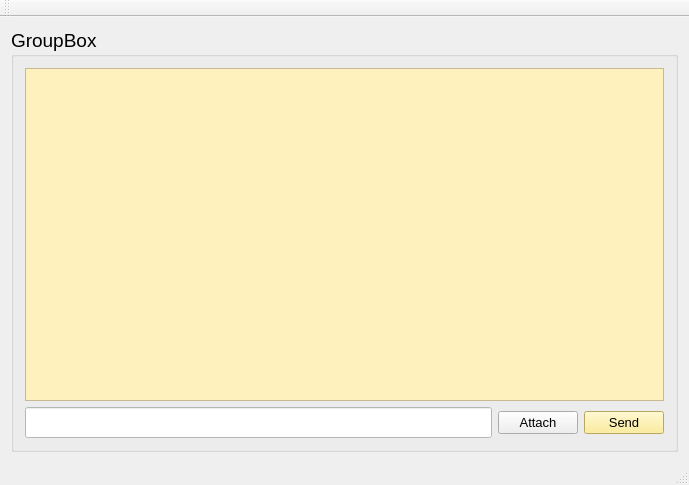
r17v1/connect, file MainClientNew/chatbox.ui: the form before one commit.
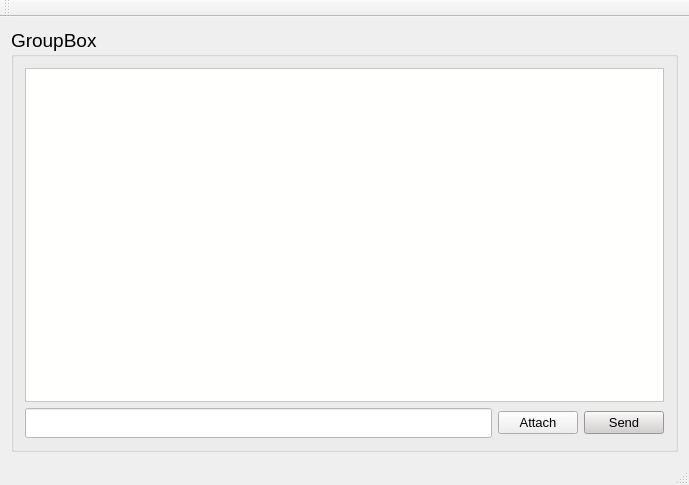
The form after the commit.

```diff
--- a/MainClientNew/chatbox.ui
+++ b/MainClientNew/chatbox.ui
@@ -33,7 +33,7 @@
        <item>
         <widget class="QTextBrowser" name="textBrowser">
          <property name="styleSheet">
-          <string notr="true">background-color: rgb(255, 241, 189)</string>
+          <string notr="true">background-color: rgb(255, 255, 253)</string>
          </property>
         </widget>
        </item>
@@ -43,7 +43,8 @@
           <widget class="QLineEdit" name="lineEdit">
            <property name="font">
             <font>
-             <pointsize>14</pointsize>
+             <family>Sitka Subheading</family>
+             <pointsize>11</pointsize>
             </font>
            </property>
            <property name="styleSheet">
@@ -71,7 +72,7 @@
             </font>
            </property>
            <property name="styleSheet">
-            <string notr="true">background-color : rgb(255, 234, 129)</string>
+            <string notr="true">background-color : rgb(211, 207, 207)</string>
            </property>
            <property name="text">
             <string>Send</string>
```
Left out of the diff: 2 changed lines with no effect on the pictures.
